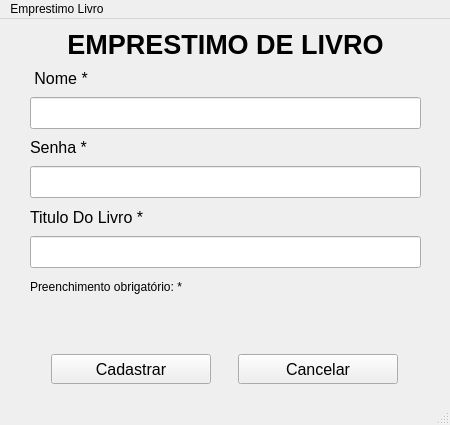
OSepiliF/Curso-SENAC, file Aulas_Revisão/11_2024/Dia 11/project/ui/emprestimo_window.ui: the form before one commit.
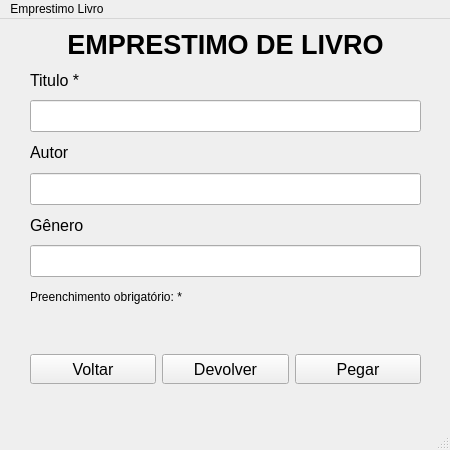
The form after the commit.

Patch:
```diff
--- a/Aulas_Revisão/11_2024/Dia 11/project/ui/emprestimo_window.ui
+++ b/Aulas_Revisão/11_2024/Dia 11/project/ui/emprestimo_window.ui
@@ -7,7 +7,7 @@
     <x>0</x>
     <y>0</y>
     <width>450</width>
-    <height>425</height>
+    <height>450</height>
    </rect>
   </property>
   <property name="windowTitle">
@@ -38,7 +38,7 @@
         </font>
        </property>
        <property name="text">
-        <string>Cadastrar</string>
+        <string>Voltar</string>
        </property>
       </widget>
      </item>
@@ -56,7 +56,25 @@
         </font>
        </property>
        <property name="text">
-        <string>Cancelar</string>
+        <string>Devolver</string>
+       </property>
+      </widget>
+     </item>
+     <item>
+      <widget class="QPushButton" name="botao_pegar">
+       <property name="maximumSize">
+        <size>
+         <width>160</width>
+         <height>30</height>
+        </size>
+       </property>
+       <property name="font">
+        <font>
+         <pointsize>12</pointsize>
+        </font>
+       </property>
+       <property name="text">
+        <string>Pegar</string>
        </property>
       </widget>
      </item>
@@ -115,7 +133,7 @@
         <enum>Qt::LeftToRight</enum>
        </property>
        <property name="text">
-        <string> Nome *</string>
+        <string>Titulo *</string>
        </property>
       </widget>
      </item>
@@ -145,7 +163,7 @@
         <enum>Qt::LeftToRight</enum>
        </property>
        <property name="text">
-        <string>Senha *</string>
+        <string>Autor </string>
        </property>
       </widget>
      </item>
@@ -175,7 +193,7 @@
         <enum>Qt::LeftToRight</enum>
        </property>
        <property name="text">
-        <string>Titulo Do Livro *</string>
+        <string>Gênero</string>
        </property>
       </widget>
      </item>
@@ -200,6 +218,12 @@
      </item>
      <item>
       <widget class="QLabel" name="label_error">
+       <property name="maximumSize">
+        <size>
+         <width>16777215</width>
+         <height>13</height>
+        </size>
+       </property>
        <property name="text">
         <string/>
        </property>
```
Left out of the diff: 10 changed lines with no effect on the pictures.
